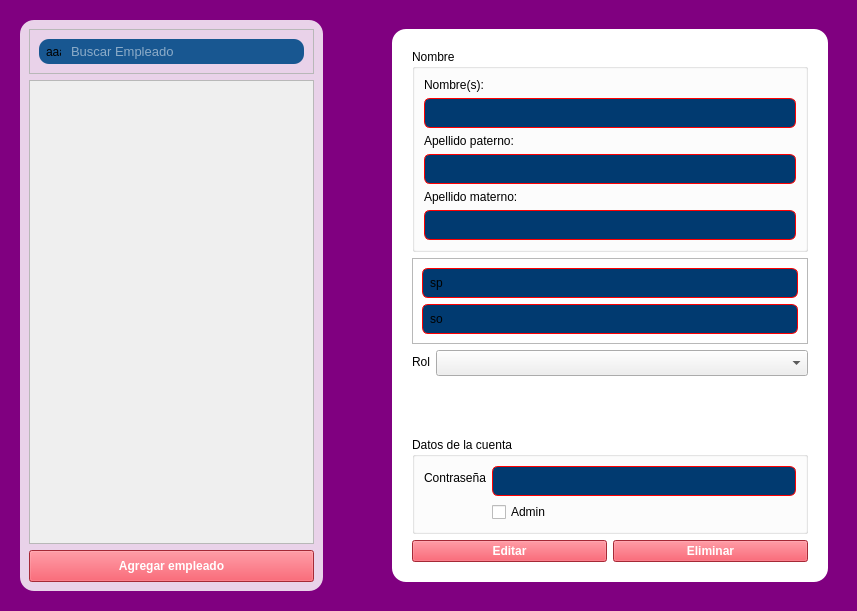
Old version of the form RawInterfaces/Empleados.ui in the repository Ventthos/PollosExpress.
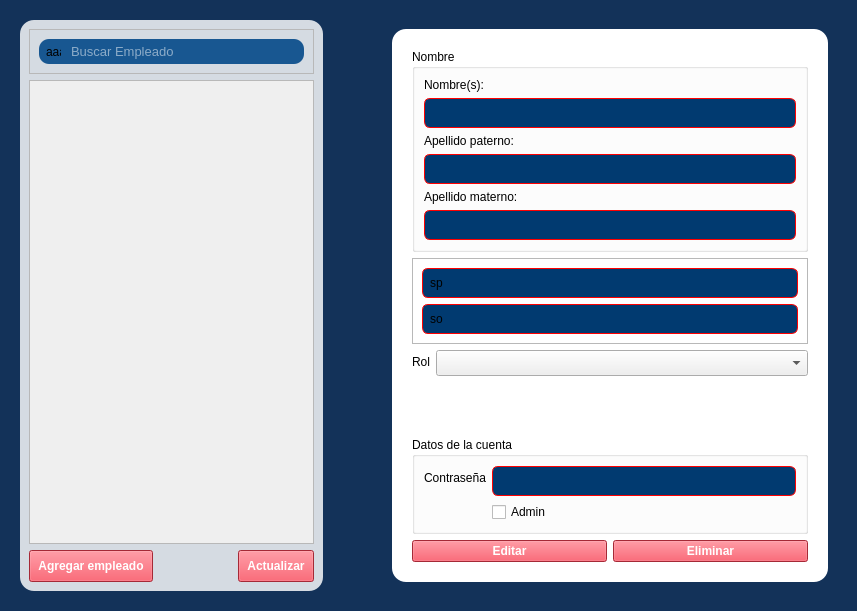
New version of the form.

Commit message: Busqueda de empleados

Patch:
```diff
--- a/RawInterfaces/Empleados.ui
+++ b/RawInterfaces/Empleados.ui
@@ -33,7 +33,7 @@
     <widget class="QWidget" name="background" native="true">
      <property name="styleSheet">
       <string notr="true">#background{
-	background-color: purple;
+	background-color:#133259;
 }</string>
      </property>
      <layout class="QHBoxLayout" name="horizontalLayout" stretch="2,0,3">
@@ -62,6 +62,17 @@
 	background-color: rgba(255, 255, 255, 210);
 	border-radius: 14px;
 	
+}
+
+#listado QPushButton {
+	background-color: #e73a4b;
+	color: white;
+	font-weight: bold;
+padding:8px;
+}
+
+#listado QPushButton:hover {
+	background-color: #EC5B69;
 }</string>
         </property>
         <layout class="QVBoxLayout" name="verticalLayout_2">
@@ -176,24 +187,25 @@
           </widget>
          </item>
          <item>
+          <layout class="QHBoxLayout" name="horizontalLayout_4">
+           <item alignment="Qt::AlignLeft">
           <widget class="QPushButton" name="agregar_empleado">
            <property name="styleSheet">
-            <string notr="true">
-#agregar_empleado {
-	background-color: #e73a4b;
-	color: white;
-	font-weight: bold;
-padding:8px;
-}
-
-#agregar_empleado:hover {
-	background-color: #EC5B69;
-}</string>
+              <string notr="true"/>
            </property>
            <property name="text">
             <string>Agregar empleado</string>
            </property>
           </widget>
+           </item>
+           <item alignment="Qt::AlignRight">
+            <widget class="QPushButton" name="BotonRefrescar">
+             <property name="text">
+              <string>Actualizar</string>
+             </property>
+            </widget>
+           </item>
+          </layout>
          </item>
         </layout>
        </widget>
```
Left out of the diff: 4 changed lines with no effect on the pictures. Lines whose indentation alone changed are shown as unchanged. The commit also changes 31 other files.
